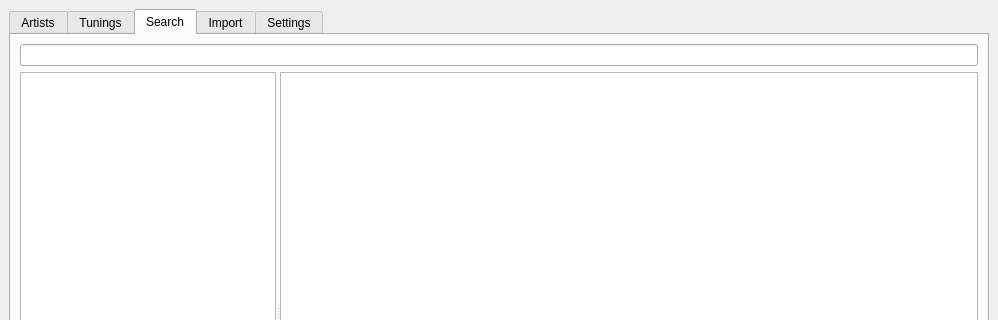
Before: the Qt Designer form design.ui in jpfudger/chordproc, drawn with Qt 5; both pictures show x 0 to 998 and y 0 to 320 of the 998 by 600 pixel window.
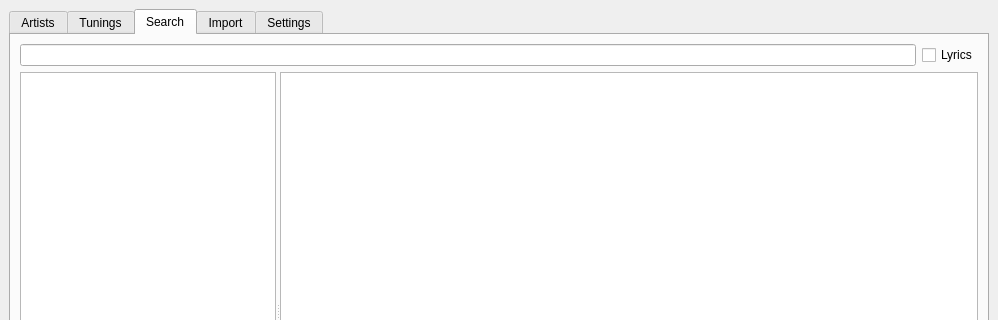
After: the same form once the commit is applied. The open tabs and pages were chosen to show the change.

Commit message: Add checkbox allowing lyric search. Closes #7.

What changed in the file:
```diff
--- a/design.ui
+++ b/design.ui
@@ -110,11 +110,22 @@
         <string>Search</string>
        </attribute>
        <layout class="QVBoxLayout" name="verticalLayout_5">
-        <item>
-         <widget class="QLineEdit" name="lineEdit"/>
-        </item>
         <item>
          <layout class="QVBoxLayout" name="verticalLayout_7">
+          <item>
+           <layout class="QHBoxLayout" name="horizontalLayout_5">
+            <item>
+             <widget class="QLineEdit" name="lineEdit"/>
+            </item>
+            <item>
+             <widget class="QCheckBox" name="checkLyrics">
+              <property name="text">
+               <string>Lyrics</string>
+              </property>
+             </widget>
+            </item>
+           </layout>
+          </item>
           <item>
            <widget class="QSplitter" name="splitterSearch">
             <property name="font">
```
Left out of the diff: 33 changed lines with no effect on the pictures. The commit also changes 2 other files.
